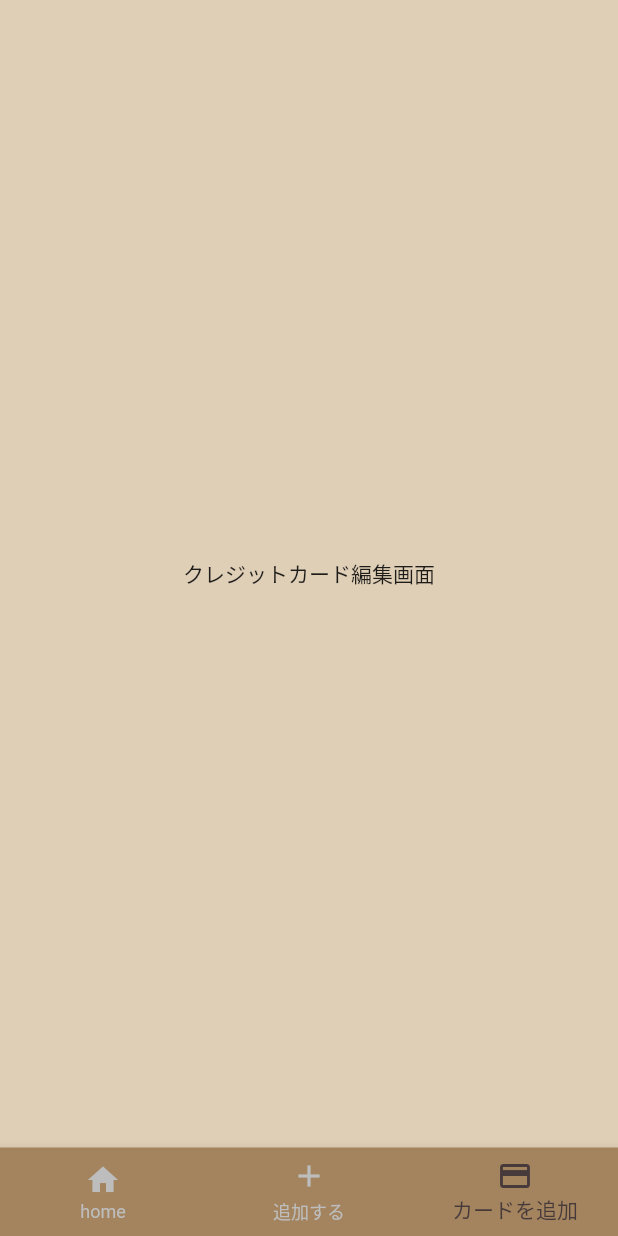
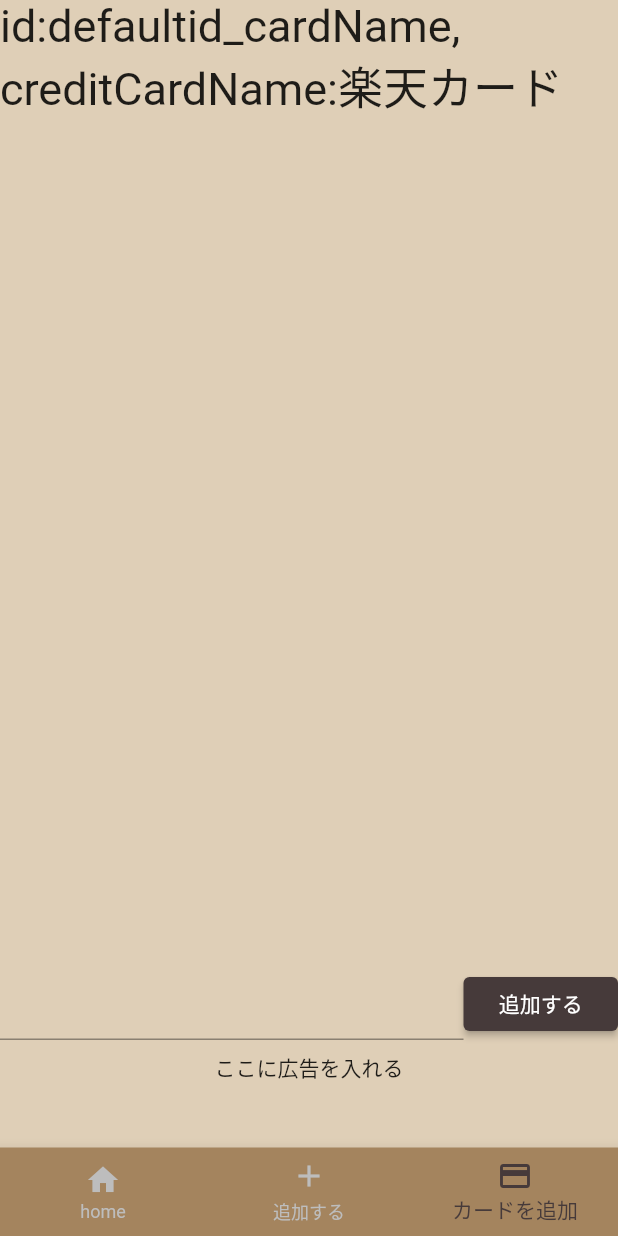
Before and after one commit to koki1126/creditcard-statement-note, a Flutter app: the screen it shows after launch, item 3 of the bottom bar chosen, on a phone screen of 412 x 824 dp. Run offline on Flutter 3.47's test engine with Material 2 defaults, Android fonts, the phone set to English and light mode, and no system bars; our stand-ins replace sqflite; missing offline and left inert: flutter_device_type; accounts and stored records are empty.

Commit message:
クレジットカード編集画面を作成。登録できるようにした(仮)

```diff
--- /dev/null
+++ b/lib/components/card.dart
@@ -0,0 +1,6 @@
+import 'package:flutter/material.dart';
+
+class Card extends StatelessWidget {
+  final String id;
+  final String cardName;
+}
--- a/lib/components/creditcard_model.dart
+++ b/lib/components/creditcard_model.dart
@@ -2,10 +2,11 @@ class Creditcard {
   final String id;
   final String creditCardName;
 
-  const Creditcard({
+  Creditcard({
     required this.id,
     required this.creditCardName,
   });
+
   Map<String, dynamic> toMap() {
     return {
       'id': id,
--- a/lib/edit_creditcard.dart
+++ b/lib/edit_creditcard.dart
@@ -1,12 +1,104 @@
+import 'package:creditcard_statement_note/database_helper.dart';
+import 'package:creditcard_statement_note/home_page.dart';
+import 'package:creditcard_statement_note/kconstant.dart';
 import 'package:flutter/material.dart';
+import 'package:uuid/uuid.dart';
+import 'components/creditcard_model.dart';
 
-class EditCard extends StatelessWidget {
+class EditCard extends StatefulWidget {
   const EditCard({Key? key}) : super(key: key);
 
   @override
+  State<EditCard> createState() => _EditCardState();
+}
+
+class _EditCardState extends State<EditCard> {
+  DatabaseHelper databaseHelper = DatabaseHelper();
+  String? inputCardName;
+
+  @override
   Widget build(BuildContext context) {
-    return const Center(
-      child: Text('クレジットカード編集画面'),
+    return SafeArea(
+      child: Column(
+        children: [
+          Expanded(
+            flex: 10,
+            child: FutureBuilder<Object>(
+              future: databaseHelper.creditCardList(),
+              builder: (BuildContext context, AsyncSnapshot snapshot) {
+                if (snapshot.hasData) {
+                  return Container(
+                    height: 80,
+                    decoration: const BoxDecoration(
+                      // color: Colors.lime,
+                      color: kbackgroundColor1,
+                    ),
+                    child: ListView.builder(
+                      itemCount: snapshot.data.length,
+                      itemBuilder: (BuildContext context, int index) {
+                        String id = snapshot.data[index].id;
+                        String creditCardName =
+                            snapshot.data[index].creditCardName;
+                        return Text(
+                          'id:$id, creditCardName:$creditCardName',
+                          style: TextStyle(fontSize: 30),
+                        );
+                      },
+                    ),
+                  );
+                } else {
+                  return const CircularProgressIndicator();
+                }
+              },
+            ),
+          ),
+          Expanded(
+            child: Row(
+              children: [
+                Expanded(
+                  flex: 3,
+                  child: TextField(
+                    onChanged: (value) {
+                      inputCardName = value;
+                      print(value);
+                    },
+                  ),
+                ),
+                Expanded(
+                  child: ElevatedButton(
+                    style: ElevatedButton.styleFrom(
+                      primary: kbackgroundColor3,
+                    ),
+                    onPressed: () async {
+                      print('inputCardName:[$inputCardName]保存ボタンを押したよ');
+                      if (inputCardName != null) {
+                        String uuid = const Uuid().v1();
+                        await databaseHelper.insertCreditCard(
+                          Creditcard(
+                            id: uuid,
+                            creditCardName: inputCardName!,
+                          ),
+                        );
+                        print('保存しました');
+                        setState(() {});
+                      }
+                    },
+                    child: Text(
+                      '追加する',
+                    ),
+                  ),
+                ),
+              ],
+            ),
+          ),
+          Expanded(
+            child: SizedBox(
+              height: 30,
+              child: Text('ここに広告を入れる'),
+            ),
+          ),
+        ],
+      ),
     );
   }
 }
--- a/lib/migration_scripts.dart
+++ b/lib/migration_scripts.dart
@@ -10,11 +10,15 @@ Map<int, String> migrationScripts = {
   2: '''
         CREATE TABLE cardName(
           id TEXT PRIMARY KEY,
-          name TEXT
+          creditCardName TEXT
         )
     ''',
   3: '''
           INSERT INTO statements (id, cardName_id, price, note) VALUES
-          ('defaultid', 'ここにカード名が表示されるよ', 0, '左右どちらかにスワイプで削除します')
+          ('defaultid', 'ここにカード名が表示されます', 0, '左右どちらかにスワイプで削除します')
+      ''',
+  4: '''
+          INSERT INTO cardName (id, creditCardName) VALUES
+          ('defaultid_cardName', '楽天カード')
       ''',
 };
```
Also changed, not shown: lib/database_helper.dart (+27 -4 lines), lib/home_page.dart (+4 -3 lines).
